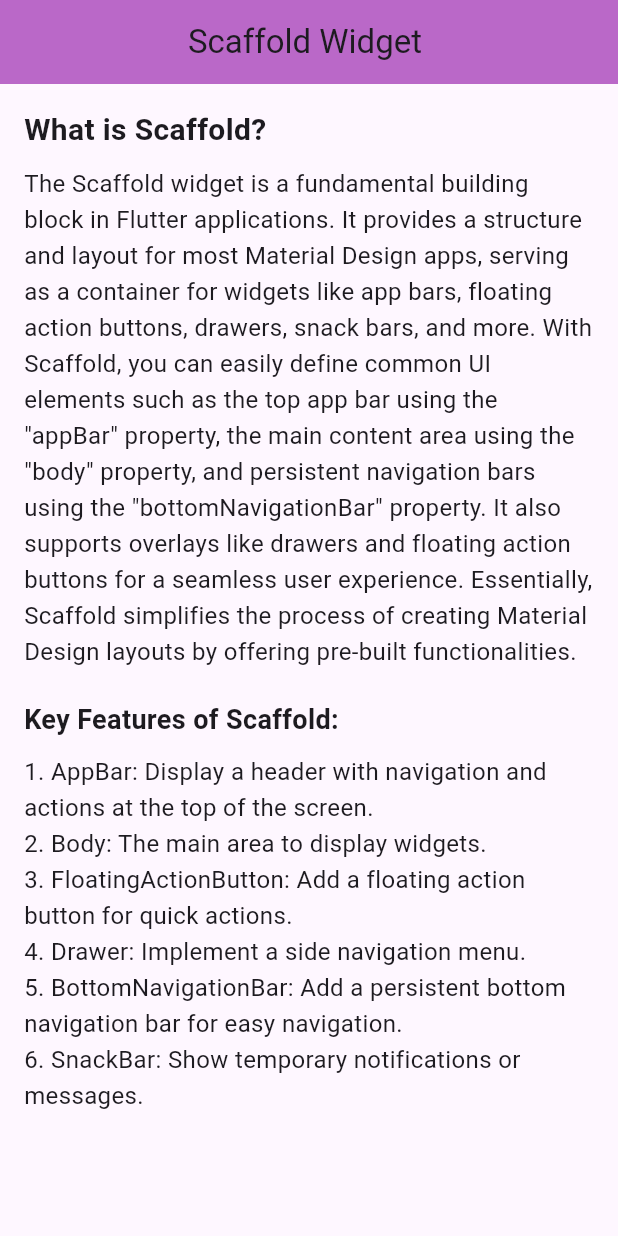
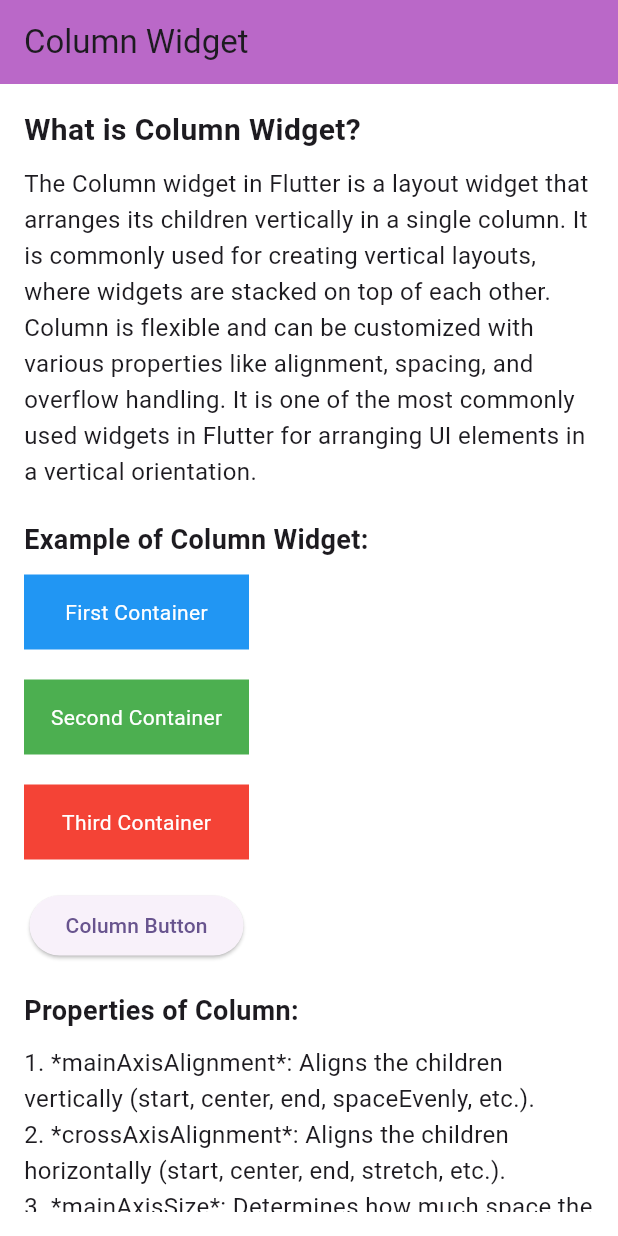
Before and after one commit to mominatufail/WidgetProject, a Flutter app: the screen it shows after launch, on a phone screen of 412 x 824 dp. Run offline on Flutter 3.47's test engine with Material 3 defaults, Android fonts, the phone set to English and light mode, and no system bars.

Commit message:
column widget added

```diff
--- a/lib/ColumnWidget.dart
+++ b/lib/ColumnWidget.dart
@@ -0,0 +1,84 @@
+import 'package:flutter/material.dart';
+class ColumnWidgetScreen extends StatelessWidget {
+  @override
+  Widget build(BuildContext context) {
+    return Scaffold(backgroundColor: Colors.white,
+      appBar: AppBar(backgroundColor: Colors.purple.shade300,
+        title: Text('Column Widget'),
+      ),
+      body: Padding(
+        padding: const EdgeInsets.all(16.0),
+        child: SingleChildScrollView(
+          child: Column(
+            crossAxisAlignment: CrossAxisAlignment.start,
+            children: [
+              Text(
+                'What is Column Widget?',
+                style: TextStyle(fontSize: 20, fontWeight: FontWeight.bold),
+              ),
+              SizedBox(height: 10),
+              Text(
+                'The Column widget in Flutter is a layout widget that arranges its children vertically in a single column. '
+                    'It is commonly used for creating vertical layouts, where widgets are stacked on top of each other. '
+                    'Column is flexible and can be customized with various properties like alignment, spacing, and overflow handling. '
+                    'It is one of the most commonly used widgets in Flutter for arranging UI elements in a vertical orientation.',
+                style: TextStyle(fontSize: 16, height: 1.5),
+              ),
+              SizedBox(height: 20),
+              Text(
+                'Example of Column Widget:',
+                style: TextStyle(fontSize: 18, fontWeight: FontWeight.bold),
+              ),
+              SizedBox(height: 10),
+              Column(
+                mainAxisAlignment: MainAxisAlignment.start, // Align children to the start (top)
+                crossAxisAlignment: CrossAxisAlignment.center, // Align children in the center horizontally
+                children: [
+                  Container(
+                    color: Colors.blue,
+                    height: 50,
+                    width: 150,
+                    child: Center(child: Text('First Container', style: TextStyle(color: Colors.white))),
+                  ),
+                  SizedBox(height: 20),
+                  Container(
+                    color: Colors.green,
+                    height: 50,
+                    width: 150,
+                    child: Center(child: Text('Second Container', style: TextStyle(color: Colors.white))),
+                  ),
+                  SizedBox(height: 20),
+                  Container(
+                    color: Colors.red,
+                    height: 50,
+                    width: 150,
+                    child: Center(child: Text('Third Container', style: TextStyle(color: Colors.white))),
+                  ),
+                  SizedBox(height: 20),
+                  ElevatedButton(
+                    onPressed: () {
+                      ScaffoldMessenger.of(context).showSnackBar(SnackBar(content: Text('Column Button Pressed!')));
+                    },
+                    child: Text('Column Button'),
+                  ),
+                ],
+              ),
+              SizedBox(height: 20),
+              Text(
+                'Properties of Column:',
+                style: TextStyle(fontSize: 18, fontWeight: FontWeight.bold),
+              ),
+              SizedBox(height: 10),
+              Text(
+                '1. *mainAxisAlignment*: Aligns the children vertically (start, center, end, spaceEvenly, etc.).\n'
+                    '2. *crossAxisAlignment*: Aligns the children horizontally (start, center, end, stretch, etc.).\n'
+                    '3. *mainAxisSize*: Determines how much space the column should take (max or min).\n',
+                style: TextStyle(fontSize: 16, height: 1.5),
+              ),
+            ],
+          ),
+        ),
+      ),
+    );
+  }
+}
--- a/lib/main.dart
+++ b/lib/main.dart
@@ -1,5 +1,6 @@
 import 'package:flutter/material.dart';
 
+import 'ColumnWidget.dart';
 import 'MaterialAppWidget.dart';
 import 'ScaffoldWidget.dart';
 
@@ -36,7 +37,8 @@ class MyApp extends StatelessWidget {
       ),
       debugShowCheckedModeBanner: false,
       home: //MaterialAppScreen(),
-      ScaffoldScreen(),
+      //ScaffoldScreen(),
+        ColumnWidgetScreen(),
       //const MyHomePage(title: 'Flutter Demo Home Page'),
     );
   }
```
